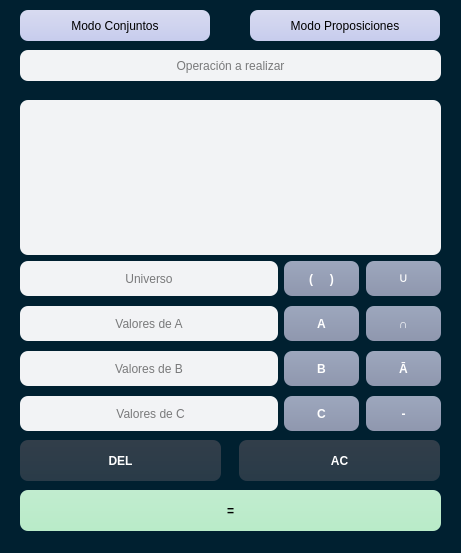
This is UI.ui in nanyssalazar/Calculadora-Binaria as Qt 5 draws it before an edit. The edited form follows.
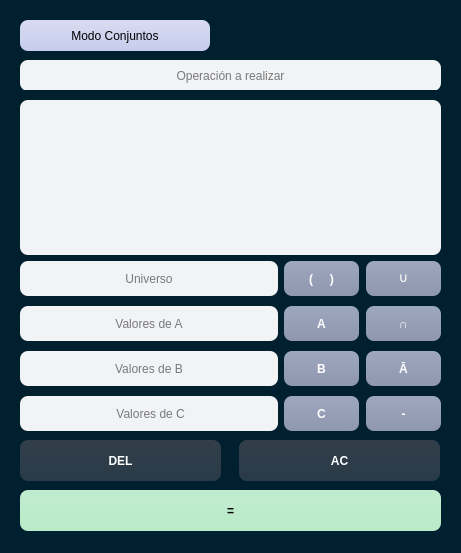
This is the edited form.

Commit message: Botones modos

Patch:
```diff
--- a/UI.ui
+++ b/UI.ui
@@ -144,7 +144,7 @@
     <property name="geometry">
      <rect>
       <x>20</x>
-      <y>50</y>
+      <y>60</y>
       <width>421</width>
       <height>31</height>
      </rect>
@@ -159,38 +159,6 @@
      <string>Operación a realizar</string>
     </property>
    </widget>
-   <widget class="QPushButton" name="btn_modConj">
-    <property name="geometry">
-     <rect>
-      <x>20</x>
-      <y>10</y>
-      <width>190</width>
-      <height>31</height>
-     </rect>
-    </property>
-    <property name="styleSheet">
-     <string notr="true"/>
-    </property>
-    <property name="text">
-     <string>Modo Conjuntos</string>
-    </property>
-   </widget>
-   <widget class="QPushButton" name="btn_modProp">
-    <property name="geometry">
-     <rect>
-      <x>250</x>
-      <y>10</y>
-      <width>190</width>
-      <height>31</height>
-     </rect>
-    </property>
-    <property name="styleSheet">
-     <string notr="true"/>
-    </property>
-    <property name="text">
-     <string>Modo Proposiciones</string>
-    </property>
-   </widget>
    <widget class="QStackedWidget" name="stackedWidget">
     <property name="geometry">
      <rect>
@@ -618,6 +586,55 @@
      </widget>
     </widget>
    </widget>
+   <widget class="QStackedWidget" name="stackedWidget_2">
+    <property name="geometry">
+     <rect>
+      <x>20</x>
+      <y>10</y>
+      <width>301</width>
+      <height>41</height>
+     </rect>
+    </property>
+    <property name="currentIndex">
+     <number>0</number>
+    </property>
+    <widget class="QWidget" name="mod_conj">
+     <widget class="QPushButton" name="btn_modConj">
+      <property name="geometry">
+       <rect>
+        <x>0</x>
+        <y>10</y>
+        <width>190</width>
+        <height>31</height>
+       </rect>
+      </property>
+      <property name="styleSheet">
+       <string notr="true"/>
+      </property>
+      <property name="text">
+       <string>Modo Conjuntos</string>
+      </property>
+     </widget>
+    </widget>
+    <widget class="QWidget" name="mod_prop">
+     <widget class="QPushButton" name="btn_modProp">
+      <property name="geometry">
+       <rect>
+        <x>0</x>
+        <y>10</y>
+        <width>190</width>
+        <height>31</height>
+       </rect>
+      </property>
+      <property name="styleSheet">
+       <string notr="true"/>
+      </property>
+      <property name="text">
+       <string>Modo Proposiciones</string>
+      </property>
+     </widget>
+    </widget>
+   </widget>
   </widget>
  </widget>
  <resources/>
```
The commit also changes 2 other files.
